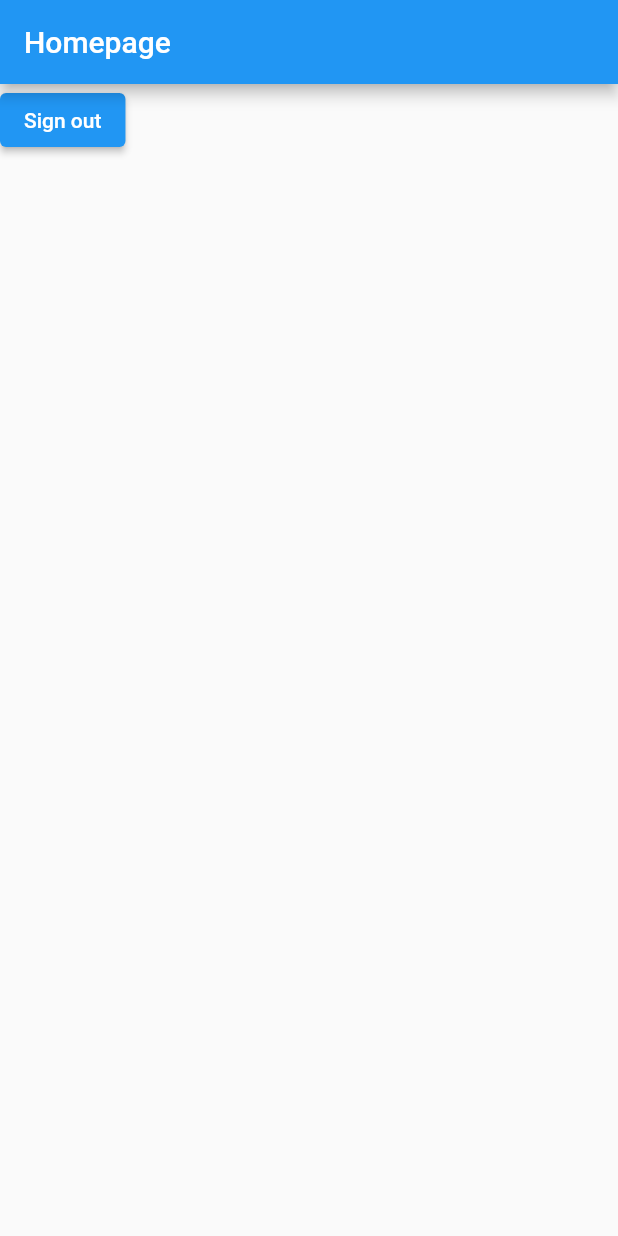
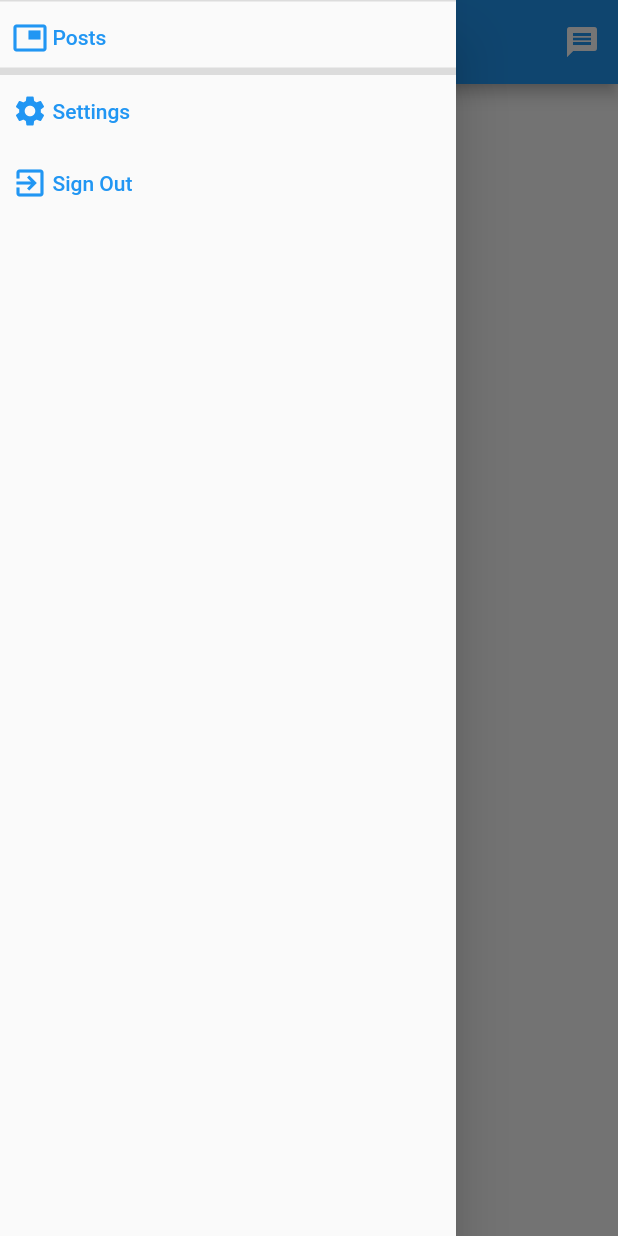
Before and after one commit to DerickT02/flutter-app, a Flutter app: the screen it shows once a user with an empty profile is signed in, with the side drawer open (before the commit the screen has no drawer), on a phone screen of 412 x 824 dp. Run offline on Flutter 3.47's test engine with Material 2 defaults, Android fonts, the phone set to English and light mode, and no system bars; our stand-ins replace firebase_auth, firebase_core; accounts and stored records are empty.

Commit message:
Added pages to practice navigation

```diff
--- a/lib/pages/homepage.dart
+++ b/lib/pages/homepage.dart
@@ -1,10 +1,20 @@
 import 'package:flutter/material.dart';
 import 'package:loginform/auth.dart';
 import 'package:firebase_auth/firebase_auth.dart';
+import 'package:loginform/pages/messages.dart';
+import 'package:loginform/pages/posts.dart';
+import 'package:loginform/pages/settings.dart';
+
+class HomepageState extends StatefulWidget{
+  const HomepageState({Key? key}) : super(key: key);
+
+  @override
+  State<HomepageState> createState() => _HomepageState();
+}
 
 
-class Homepage extends StatelessWidget{
-  Homepage({Key? key}) : super(key: key);
+class _HomepageState extends State<HomepageState>{
+
 
   final User? user = Auth().currentUser;
 
@@ -13,7 +23,37 @@ class Homepage extends StatelessWidget{
   }
 
   Widget signOutButton(){
-    return ElevatedButton(onPressed: signOut, child: const Text("Sign out"));
+    return TextButton(
+      style: ButtonStyle(
+        alignment: Alignment.centerLeft
+      ),
+      onPressed: signOut,
+      child:Row(children:[
+        Icon(Icons.exit_to_app),
+        SizedBox(width: 3),
+        Text("Sign Out", textAlign: TextAlign.start)
+
+        ]
+      ));
+  }
+
+  Widget drawerButton(String text, IconData icon, Widget destination){
+    return TextButton(
+      style: ButtonStyle(
+        alignment: Alignment.centerLeft,
+
+
+      ),
+      onPressed: () {
+        Navigator.push(context, MaterialPageRoute(builder: (builder) => destination));
+      },
+      child:Row(children:[
+        Icon(icon),
+        SizedBox(width: 3),
+        Text(text, textAlign: TextAlign.start)
+
+        ]
+      ));
   }
 
   @override
@@ -21,11 +61,30 @@ class Homepage extends StatelessWidget{
     return Scaffold(
       appBar: AppBar(
         title: const Text("Homepage"),
+        actions: [
+          IconButton(
+            onPressed: () {
+              Navigator.push(context, MaterialPageRoute(builder: (builder) => Messages()));
+          },
+          icon: Icon(Icons.message,)),
+        ],
       ),
       body: Column(
         children: [
-          signOutButton(),
-      ],)
+          const Text("Welcome"),
+      ],),
+      drawer: Drawer(
+        child: ListView(
+          children: [
+
+            const Divider(height: 1, thickness: 5,),
+            drawerButton("Posts", Icons.picture_in_picture, Posts()),
+            const Divider(height: 1, thickness: 5,),
+            drawerButton("Settings", Icons.settings, Settings()),
+            signOutButton(),
+          ],
+        ),
+      ),
     );
 
   }
--- a/lib/pages/login.dart
+++ b/lib/pages/login.dart
@@ -94,7 +94,9 @@ class _LoginPageState extends State<LoginPage>{
       ),
       body:
       Column(children: [
+        SizedBox(height: 100,),
         _entryField("email", _controllerEmail, false),
+        SizedBox(height: 5,),
         _entryField("password", _controllerPassword, true),
         Row(children: [
           _toggleLoginAndRegister(),
--- /dev/null
+++ b/lib/pages/posts.dart
@@ -0,0 +1,14 @@
+
+
+import 'package:flutter/material.dart';
+
+class Posts extends StatelessWidget{
+  @override
+  Widget build(BuildContext context){
+    return Scaffold(
+      appBar: AppBar(
+        title: const Text("Posts"),
+      ),
+    );
+  }
+}
--- /dev/null
+++ b/lib/pages/settings.dart
@@ -0,0 +1,14 @@
+
+
+import 'package:flutter/material.dart';
+
+class Settings extends StatelessWidget{
+  @override
+  Widget build(BuildContext context){
+    return Scaffold(
+      appBar: AppBar(
+        title: const Text("Settings"),
+      ),
+    );
+  }
+}
--- a/lib/widget_tree.dart
+++ b/lib/widget_tree.dart
@@ -19,7 +19,7 @@ class _WidgetTreeState extends State<WidgetTree>{
       builder: (context, snapshot){
 
         if(snapshot.hasData){
-          return Homepage();
+          return const HomepageState();
         }
         else{
           return const LoginPage();
```
Also changed, not shown: lib/pages/messages.dart (added, +14 -0 lines).
